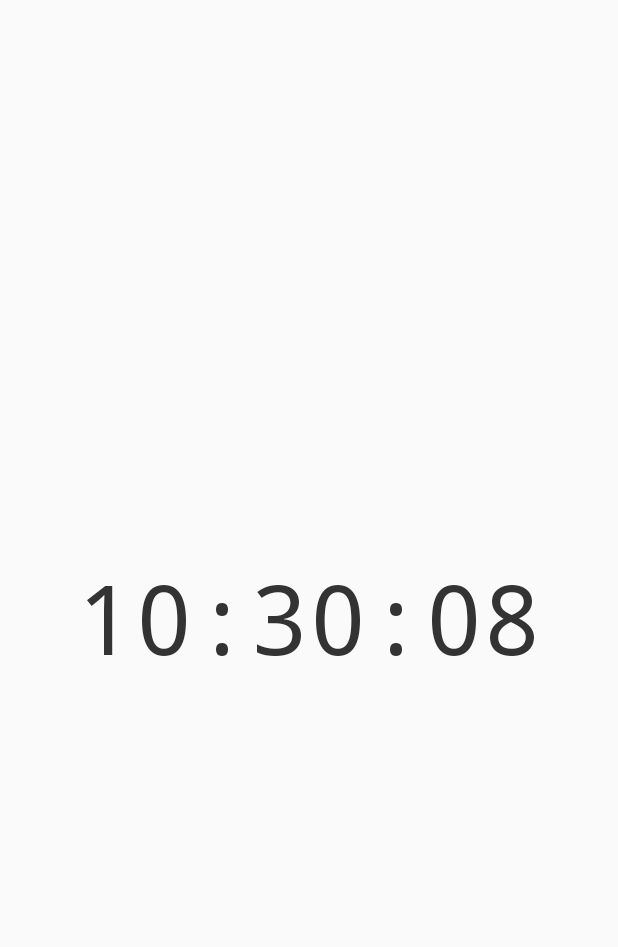
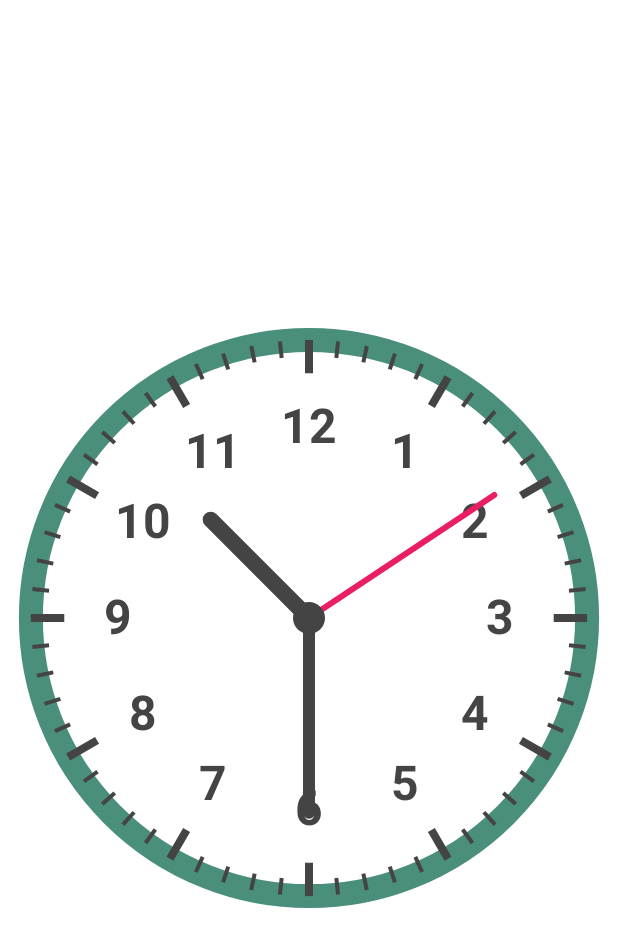
Before and after one commit to zhaoguo0417/ClockAPP, an Android app built with Jetpack Compose: the screen it shows after launch (MainActivity), on a phone screen of 412 x 824 dp. Shown: the top 947 px of the screen. Run offline under Robolectric (Android 15) with nearby library versions, the phone set to English and light mode, and no system bars.

Commit message:
analog clock and UI optimization

```diff
--- a/app/src/main/java/com/example/clock/MainActivity.kt
+++ b/app/src/main/java/com/example/clock/MainActivity.kt
@@ -1,40 +1,11 @@
 package com.example.clock
 
 import android.os.Bundle
-import android.os.Handler
-import android.os.Looper
-import android.widget.TextView
-import android.app.Activity
-import java.text.SimpleDateFormat
-import java.util.*
+import androidx.appcompat.app.AppCompatActivity
 
-class MainActivity : Activity() {
-
-    private lateinit var tvClock: TextView
-    private val mainHandler = Handler(Looper.getMainLooper())
-    private val timeFormat = SimpleDateFormat("HH:mm:ss", Locale.getDefault())
-
-    private val tickRunnable = object : Runnable {
-        override fun run() {
-            val now = Date()
-            tvClock.text = timeFormat.format(now)
-            mainHandler.postDelayed(this, 1000L)
-        }
-    }
-
+class MainActivity : AppCompatActivity() {
     override fun onCreate(savedInstanceState: Bundle?) {
         super.onCreate(savedInstanceState)
         setContentView(R.layout.activity_main)
-        tvClock = findViewById(R.id.tvClock)
-    }
-
-    override fun onResume() {
-        super.onResume()
-        mainHandler.post(tickRunnable)
-    }
-
-    override fun onPause() {
-        super.onPause()
-        mainHandler.removeCallbacks(tickRunnable)
     }
 }
--- /dev/null
+++ b/app/src/main/java/com/example/clock/view/AnalogClockView.kt
@@ -0,0 +1,126 @@
+package com.example.clock.view
+
+import android.content.Context
+import android.graphics.*
+import android.util.AttributeSet
+import android.view.View
+import java.util.*
+import kotlin.math.*
+
+class AnalogClockView @JvmOverloads constructor(
+    context: Context,
+    attrs: AttributeSet? = null,
+    defStyle: Int = 0
+) : View(context, attrs, defStyle) {
+
+    private val bgPaint = Paint(Paint.ANTI_ALIAS_FLAG).apply {
+        style = Paint.Style.FILL
+        color = Color.WHITE
+    }
+    private val rimPaint = Paint(Paint.ANTI_ALIAS_FLAG).apply {
+        style = Paint.Style.STROKE
+        strokeWidth = 24f
+        color = Color.parseColor("#4A8F7B")
+    }
+    private val tickPaint = Paint(Paint.ANTI_ALIAS_FLAG).apply {
+        style = Paint.Style.STROKE
+        color = Color.DKGRAY
+    }
+    private val numberPaint = Paint(Paint.ANTI_ALIAS_FLAG).apply {
+        color = Color.DKGRAY
+        textSize = 48f
+        textAlign = Paint.Align.CENTER
+        typeface = Typeface.create(Typeface.SANS_SERIF, Typeface.BOLD)
+    }
+    private val handPaint = Paint(Paint.ANTI_ALIAS_FLAG).apply {
+        style = Paint.Style.STROKE
+        strokeCap = Paint.Cap.ROUND
+    }
+    private val centerPaint = Paint(Paint.ANTI_ALIAS_FLAG).apply {
+        style = Paint.Style.FILL
+        color = Color.DKGRAY
+    }
+
+    private val calendar = Calendar.getInstance()
+    private val rect = Rect()
+
+    override fun onDraw(canvas: Canvas) {
+        super.onDraw(canvas)
+        val w = width.toFloat()
+        val h = height.toFloat()
+        val cx = w / 2f
+        val cy = h / 2f
+        val radius = min(cx, cy) * 0.9f
+
+        // 1. 背景
+        canvas.drawCircle(cx, cy, radius, bgPaint)
+
+        // 2. 外圈
+        canvas.drawCircle(cx, cy, radius, rimPaint)
+
+        // 3. 刻度与数字
+        for (i in 0 until 60) {
+            val angle = Math.toRadians((i * 6).toDouble() - 90)
+            val length = if (i % 5 == 0) radius * 0.12f else radius * 0.06f
+            tickPaint.strokeWidth = if (i % 5 == 0) 8f else 4f
+            val startR = radius - length
+            val x1 = cx + cos(angle).toFloat() * startR
+            val y1 = cy + sin(angle).toFloat() * startR
+            val x2 = cx + cos(angle).toFloat() * radius
+            val y2 = cy + sin(angle).toFloat() * radius
+            canvas.drawLine(x1, y1, x2, y2, tickPaint)
+
+            // 数字
+            if (i % 5 == 0) {
+                val num = if (i == 0) 12 else i / 5
+                val tx = cx + cos(angle).toFloat() * (radius - length*2 - 20f)
+                val ty = cy + sin(angle).toFloat() * (radius - length*2 - 20f) + numberPaint.textSize/3
+                canvas.drawText(num.toString(), tx, ty, numberPaint)
+            }
+        }
+
+        // 更新时间（带毫秒，平滑秒针）
+        calendar.timeInMillis = System.currentTimeMillis()
+        val hr = calendar.get(Calendar.HOUR).toFloat()
+        val min = calendar.get(Calendar.MINUTE).toFloat()
+        val sec = calendar.get(Calendar.SECOND).toFloat()
+        val ms = calendar.get(Calendar.MILLISECOND).toFloat()
+
+        // 4. 时针
+        val hourAngle = Math.toRadians(((hr + min/60f) * 30f - 90f).toDouble())
+        handPaint.strokeWidth = 16f
+        handPaint.color = Color.DKGRAY
+        drawHand(canvas, cx, cy, hourAngle, radius * 0.5f)
+
+        // 5. 分针
+        val minAngle = Math.toRadians((min * 6f - 90f).toDouble())
+        handPaint.strokeWidth = 12f
+        handPaint.color = Color.DKGRAY
+        drawHand(canvas, cx, cy, minAngle, radius * 0.7f)
+
+        // 6. 秒针（连续扫）
+        val totalSeconds = sec + ms / 1000f
+        val secAngle = Math.toRadians((totalSeconds * 6f - 90f).toDouble())
+        handPaint.strokeWidth = 6f
+        handPaint.color = Color.parseColor("#E91E63")
+        drawHand(canvas, cx, cy, secAngle, radius * 0.8f)
+
+        // 7. 中心点
+        canvas.drawCircle(cx, cy, 16f, centerPaint)
+
+        // 8. 平滑刷新
+        postInvalidateOnAnimation()
+    }
+
+    private fun drawHand(
+        canvas: Canvas,
+        cx: Float,
+        cy: Float,
+        angle: Double,
+        length: Float
+    ) {
+        val x = cx + cos(angle).toFloat() * length
+        val y = cy + sin(angle).toFloat() * length
+        canvas.drawLine(cx, cy, x, y, handPaint)
+    }
+}
--- a/app/src/main/res/layout/activity_main.xml
+++ b/app/src/main/res/layout/activity_main.xml
@@ -1,19 +1,12 @@
 <?xml version="1.0" encoding="utf-8"?>
 <FrameLayout xmlns:android="http://schemas.android.com/apk/res/android"
-    android:id="@+id/container"
+    android:background="#FFFFFFFF"
     android:layout_width="match_parent"
-    android:layout_height="match_parent"
-    android:background="#FFFAFAFA">
+    android:layout_height="match_parent">
 
-    <!-- 数字时钟显示 -->
-    <TextView
-        android:id="@+id/tvClock"
-        android:layout_width="wrap_content"
-        android:layout_height="wrap_content"
-        android:text="@string/_00_00_00"
-        android:textSize="64sp"
-        android:textColor="#FF333333"
-        android:fontFamily="monospace"
-        android:layout_gravity="center"/>
+    <com.example.clock.view.AnalogClockView
+        android:id="@+id/analogClock"
+        android:layout_width="match_parent"
+        android:layout_height="match_parent" />
 
 </FrameLayout>
--- a/app/src/main/res/values/themes.xml
+++ b/app/src/main/res/values/themes.xml
@@ -1,5 +1,8 @@
 <?xml version="1.0" encoding="utf-8"?>
 <resources>
-
-    <style name="Theme.Clock" parent="android:Theme.Material.Light.NoActionBar" />
+    <style name="Theme.Clock" parent="Theme.AppCompat.Light.NoActionBar">
+        <item name="colorPrimary">@color/purple_500</item>
+        <item name="colorPrimaryDark">@color/purple_700</item>
+        <item name="colorAccent">@color/teal_200</item>
+    </style>
 </resources>
```
